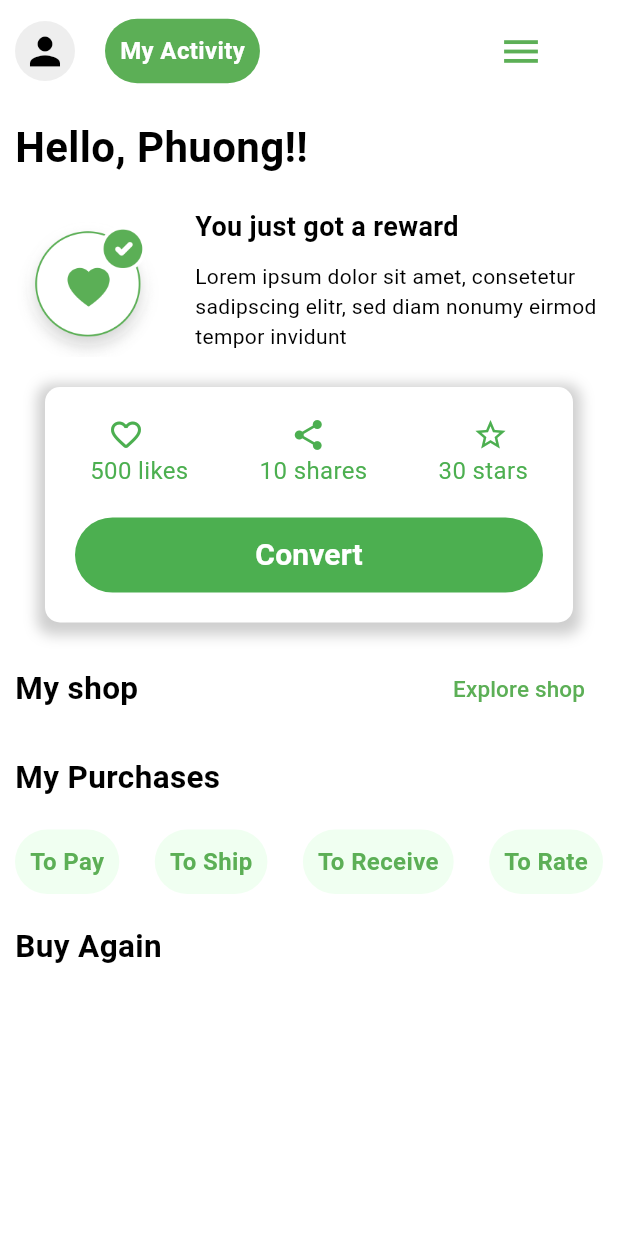
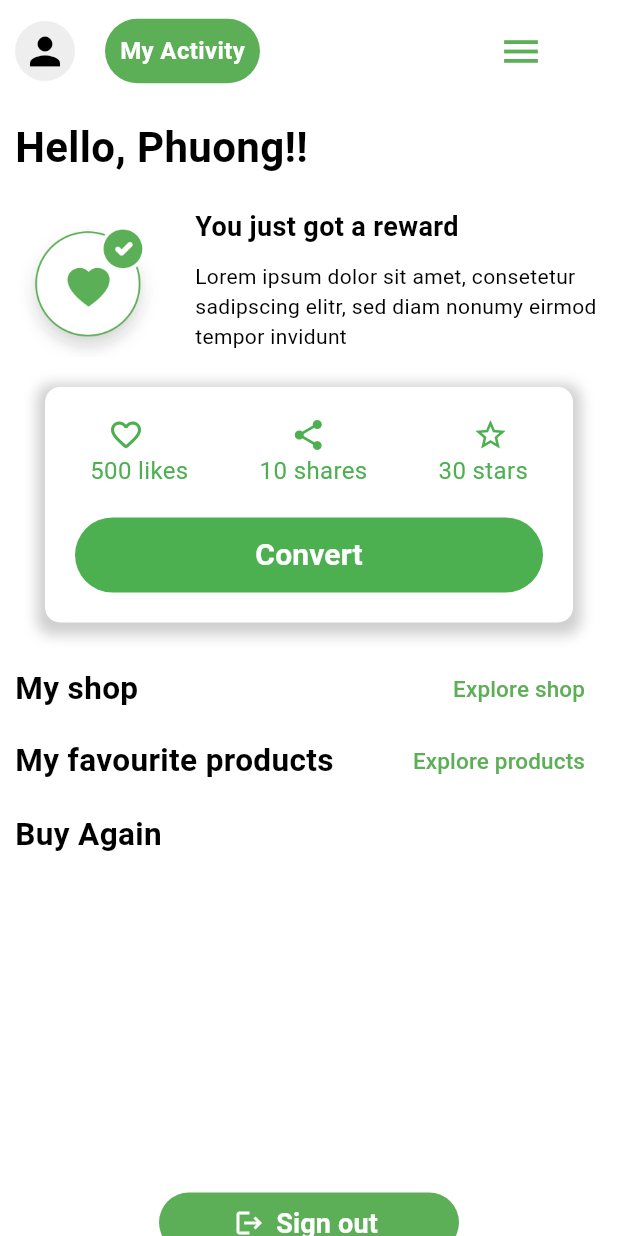
Before and after one commit to cuongceg/green-circle, a Flutter app: the MeScreen screen opened directly, on a phone screen of 412 x 824 dp. Run offline on Flutter 3.47's test engine with Material 3 defaults, Android fonts, the phone set to English and light mode, and no system bars; our stand-ins replace animate_do, badges, cloud_firestore, dio, dotted_border, easy_stepper and 15 more; missing offline and left inert: coupon_uikit, firebase_app_check, mapbox_gl, tutorial_coach_mark; accounts and stored records are empty; Roboto replaces fonts that are missing (Almarai); statements that could not run were skipped.

Commit message:
feat : add favourite product screen to profile screen

```diff
--- a/lib/screen/e_commerce/profile_screen.dart
+++ b/lib/screen/e_commerce/profile_screen.dart
@@ -1,5 +1,7 @@
 import 'dart:io';
 import 'package:flutter/material.dart';
+import 'package:green_circle/screen/e_commerce/add_product.dart';
+import 'package:green_circle/screen/e_commerce/like_product_screen.dart';
 import 'package:image_picker/image_picker.dart';
 import 'package:firebase_storage/firebase_storage.dart';
 import 'package:firebase_auth/firebase_auth.dart';
@@ -10,8 +12,6 @@ import 'package:green_circle/services/auth_services.dart';
 import 'package:google_fonts/google_fonts.dart';
 import 'package:provider/provider.dart';
 import 'package:green_circle/models/production.dart';
-
-import '../user shop/create_shop.dart';
 
 class MeScreen extends StatefulWidget {
   const MeScreen({Key? key}) : super(key: key);
@@ -418,88 +418,32 @@ class _MeScreenState extends State<MeScreen> {
                     ),
                     TextButton(
                         onPressed: () {
-                          Navigator.push(context, MaterialPageRoute(builder: (context) => const ShopInfoScreen()));
+                          Navigator.push(context, MaterialPageRoute(builder: (context) => const AddProduct()));
                         },
                         child: const Text('Explore shop',style:TextStyle(fontSize:15,color: green1),)
                     )
                   ],
                 ),
-                const SizedBox(height: 20),
-                const Text(
-                  "My Purchases",
-                  style: TextStyle(
-                    fontSize: 21,
-                    fontWeight: FontWeight.bold,
-                    color: Colors.black,
-                  ),
-                ),
-                const SizedBox(height: 20),
                 Row(
                   mainAxisAlignment: MainAxisAlignment.spaceBetween,
                   children: [
-                    Container(
-                      padding: const EdgeInsets.all(10),
-                      decoration: BoxDecoration(
-                        color: green5,
-                        borderRadius: BorderRadius.circular(30),
-                      ),
-                      child: const Text(
-                        "To Pay",
-                        style: TextStyle(
-                          fontSize: 16,
-                          fontWeight: FontWeight.bold,
-                          color: green1,
-                        ),
+                    const Text(
+                      "My favourite products",
+                      style: TextStyle(
+                        fontSize: 21,
+                        fontWeight: FontWeight.bold,
+                        color: Colors.black,
                       ),
                     ),
-                    Container(
-                      padding: const EdgeInsets.all(10),
-                      decoration: BoxDecoration(
-                        color: green5,
-                        borderRadius: BorderRadius.circular(30),
-                      ),
-                      child: const Text(
-                        "To Ship",
-                        style: TextStyle(
-                          fontSize: 16,
-                          fontWeight: FontWeight.bold,
-                          color: green1,
-                        ),
-                      ),
-                    ),
-                    Container(
-                      padding: const EdgeInsets.all(10),
-                      decoration: BoxDecoration(
-                        color: green5,
-                        borderRadius: BorderRadius.circular(30),
-                      ),
-                      child: const Text(
-                        "To Receive",
-                        style: TextStyle(
-                          fontSize: 16,
-                          fontWeight: FontWeight.bold,
-                          color: green1,
-                        ),
-                      ),
-                    ),
-                    Container(
-                      padding: const EdgeInsets.all(10),
-                      decoration: BoxDecoration(
-                        color: green5,
-                        borderRadius: BorderRadius.circular(30),
-                      ),
-                      child: const Text(
-                        "To Rate",
-                        style: TextStyle(
-                          fontSize: 16,
-                          fontWeight: FontWeight.bold,
-                          color: green1,
-                        ),
-                      ),
-                    ),
+                    TextButton(
+                        onPressed: () {
+                          Navigator.push(context, MaterialPageRoute(builder: (context) => const LikeProductScreen()));
+                        },
+                        child: const Text('Explore products',style:TextStyle(fontSize:15,color: green1),)
+                    )
                   ],
                 ),
-                const SizedBox(height: 20),
+                const SizedBox(height: 10),
                 const Text(
                   "Buy Again",
                   style: TextStyle(
@@ -528,17 +472,17 @@ class _MeScreenState extends State<MeScreen> {
                   child: TextButton.icon(
                     style: const ButtonStyle(
                       backgroundColor: WidgetStatePropertyAll<Color>(green1),
-                      fixedSize: WidgetStatePropertyAll<Size>(Size(285, 55)),
+                      fixedSize: WidgetStatePropertyAll<Size>(Size(200,40)),
                     ),
                     icon: const Icon(
                       Icons.logout,
                       color: Colors.white,
-                      size: 30,
+                      size: 20,
                     ),
                     label: Text(
                       "Sign out",
                       style: GoogleFonts.almarai(
-                        fontSize: 20,
+                        fontSize: 18,
                         fontWeight: FontWeight.w700,
                         color: Colors.white,
                       ),
```
Also changed, not shown: lib/models/production.dart (+14 -77 lines).
